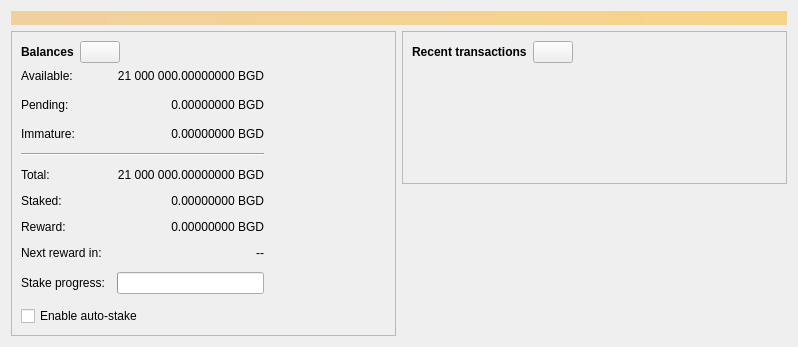
This is src/qt/forms/overviewpage.ui in bitgold7/bitcoin as Qt 5 draws it before an edit. The edited form follows.
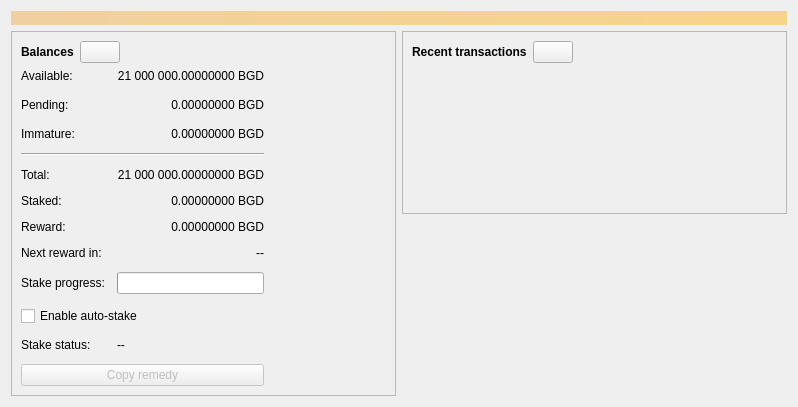
This is the edited form. Icons and pictures are not drawn. Custom widgets are drawn as their Qt base class.

Commit message: feat: add actionable staking status with remedies

Diff of the .ui file:
```diff
--- a/src/qt/forms/overviewpage.ui
+++ b/src/qt/forms/overviewpage.ui
@@ -277,6 +277,30 @@
               </property>
              </widget>
             </item>
+            <item row="10" column="0">
+             <widget class="QLabel" name="labelStakeStatusText">
+              <property name="text">
+               <string>Stake status:</string>
+              </property>
+             </widget>
+            </item>
+            <item row="10" column="1">
+             <widget class="QLabel" name="labelStakeStatus">
+              <property name="text">
+               <string>--</string>
+              </property>
+             </widget>
+            </item>
+            <item row="11" column="0" colspan="2">
+             <widget class="QPushButton" name="buttonCopyStakeRemedy">
+              <property name="enabled">
+               <bool>false</bool>
+              </property>
+              <property name="text">
+               <string>Copy remedy</string>
+              </property>
+             </widget>
+            </item>
             <item row="0" column="0">
              <widget class="QLabel" name="labelBalanceText">
               <property name="text">
```
The commit also changes 5 other files.
